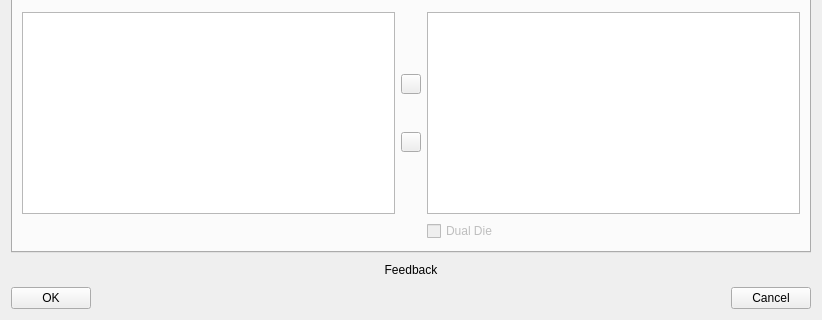
Old version of the form src/ATE_spyder/ate_spyder/widgets/actions_on/device/NewDeviceWizard.ui in the repository Semi-ATE/Semi-ATE; both pictures show x 0 to 822 and y 146 to 466 of the 822 by 466 pixel window.
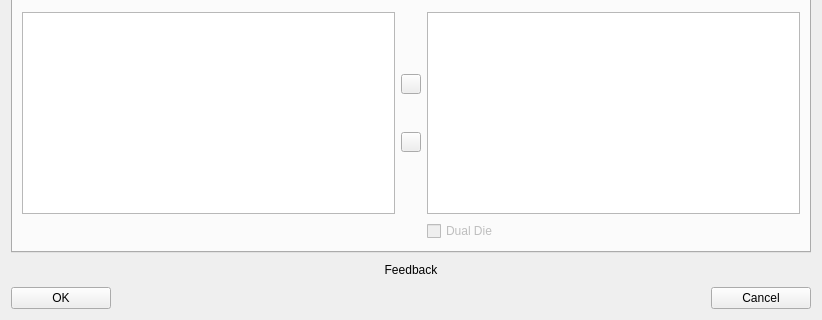
New version of the form.

Patch:
```diff
--- a/src/ATE_spyder/ate_spyder/widgets/actions_on/device/NewDeviceWizard.ui
+++ b/src/ATE_spyder/ate_spyder/widgets/actions_on/device/NewDeviceWizard.ui
@@ -643,6 +643,18 @@
       <layout class="QHBoxLayout" name="buttonLayout">
        <item>
         <widget class="QPushButton" name="OKButton">
+         <property name="sizePolicy">
+          <sizepolicy hsizetype="Minimum" vsizetype="Fixed">
+           <horstretch>0</horstretch>
+           <verstretch>0</verstretch>
+          </sizepolicy>
+         </property>
+         <property name="minimumSize">
+          <size>
+           <width>100</width>
+           <height>0</height>
+          </size>
+         </property>
          <property name="text">
           <string>OK</string>
          </property>
@@ -666,6 +678,12 @@
        </item>
        <item>
         <widget class="QPushButton" name="CancelButton">
+         <property name="minimumSize">
+          <size>
+           <width>100</width>
+           <height>0</height>
+          </size>
+         </property>
          <property name="text">
           <string>Cancel</string>
          </property>
```
